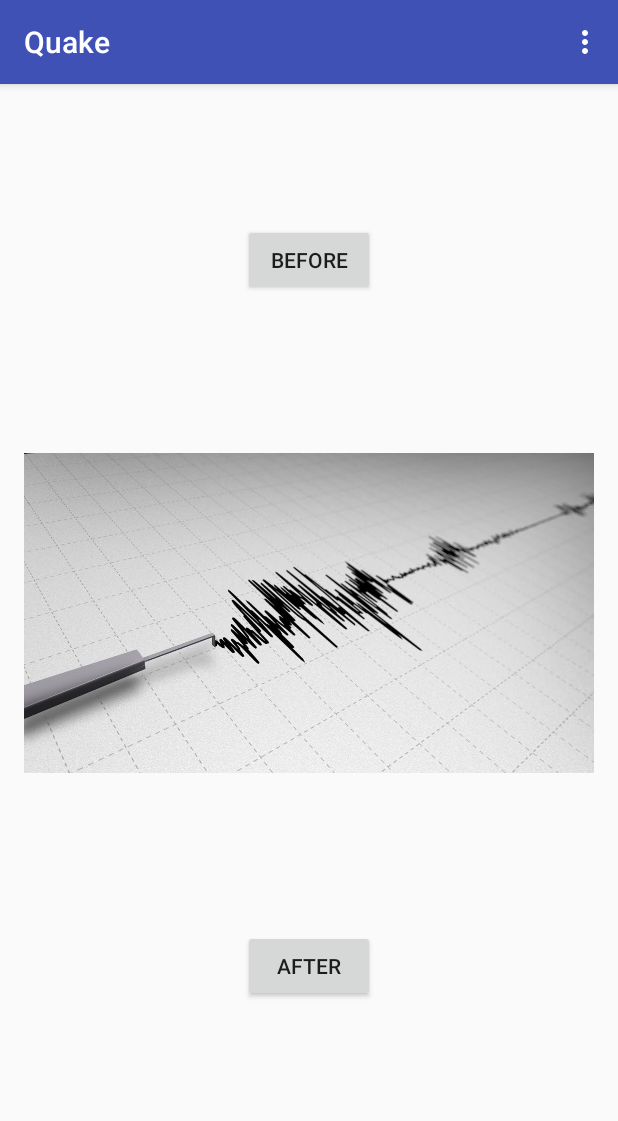
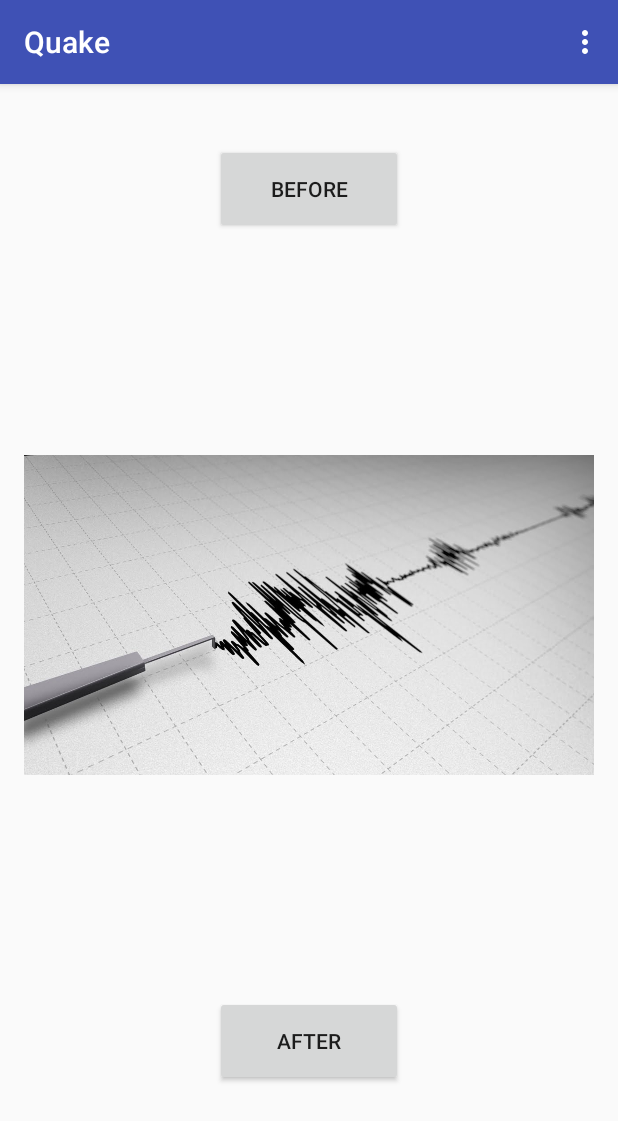
Before and after one commit to krashanoff/quake, an Android app: the screen it shows after launch (MainActivity), on a phone screen of 412 x 824 dp. Shown: the top 1121 px of the screen. Run offline under Robolectric (Android 15) with nearby library versions, the phone set to English and light mode, and no system bars.

Commit message:
Modify buttons to have set dp sizes

```diff
--- a/app/src/main/res/layout/content_main.xml
+++ b/app/src/main/res/layout/content_main.xml
@@ -10,22 +10,22 @@
     tools:showIn="@layout/activity_main" tools:context=".MainActivity">
 
     <Button
-        android:layout_width="wrap_content"
-        android:layout_height="wrap_content"
+        android:layout_width="125dp"
+        android:layout_height="60dp"
         android:text="Before"
         android:id="@+id/before"
         android:onClick="before"
-        android:layout_marginTop="77dp"
         android:layout_alignParentTop="true"
-        android:layout_centerHorizontal="true" />
+        android:layout_centerHorizontal="true"
+        android:layout_marginTop="24dp" />
 
     <Button
-        android:layout_width="wrap_content"
-        android:layout_height="wrap_content"
+        android:layout_width="125dp"
+        android:layout_height="60dp"
         android:text="After"
         android:id="@+id/after"
         android:onClick="after"
-        android:layout_marginBottom="140dp"
+        android:layout_marginBottom="84dp"
         android:layout_alignParentBottom="true"
         android:layout_alignLeft="@+id/before"
         android:layout_alignStart="@+id/before" />
```
